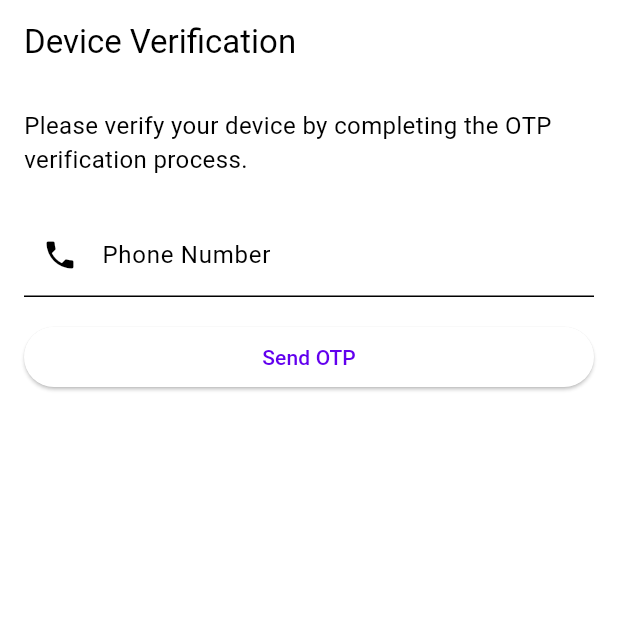
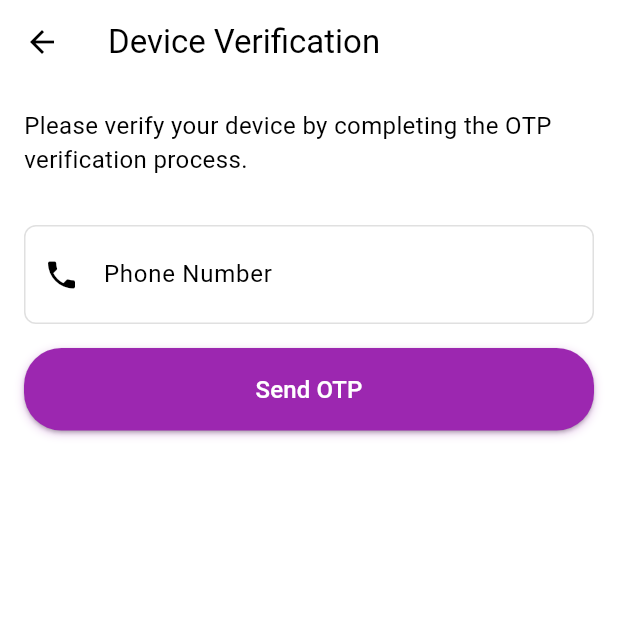
Before and after one commit to sdosecuritynl/IdentityConnectB-Mobile, a Flutter app: the OTPScreen screen opened directly with empty values, on a phone screen of 412 x 824 dp, the top half of it. Run offline on Flutter 3.47's test engine with Material 3 defaults, Android fonts, the phone set to English and light mode, and no system bars; our stand-ins replace device_info_plus, flutter_secure_storage, jwt_decoder, local_auth, shared_preferences, webview_flutter; missing offline and left inert: flutter_jailbreak_detection, flutter_web_auth_2; accounts and stored records are empty.

Commit message:
Add "resend" to the OTP screen

```diff
--- a/lib/screens/otp_screen.dart
+++ b/lib/screens/otp_screen.dart
@@ -1,6 +1,7 @@
 import 'package:flutter/material.dart';
 import '../services/auth_service.dart';
 import 'home_screen.dart';
+import 'dart:async';
 
 class OTPScreen extends StatefulWidget {
   final String email;
@@ -23,12 +24,29 @@ class _OTPScreenState extends State<OTPScreen> {
   bool _isLoading = false;
   bool _otpSent = false;
   String? _error;
+  int _resendTimer = 0;
+  Timer? _timer;
 
   @override
   void dispose() {
     _phoneController.dispose();
     _otpController.dispose();
+    _timer?.cancel();
     super.dispose();
+  }
+
+  void _startResendTimer() {
+    _resendTimer = 60;
+    _timer?.cancel();
+    _timer = Timer.periodic(const Duration(seconds: 1), (timer) {
+      if (_resendTimer > 0) {
+        setState(() {
+          _resendTimer--;
+        });
+      } else {
+        timer.cancel();
+      }
+    });
   }
 
   Future<void> _sendOTP() async {
@@ -53,6 +71,7 @@ class _OTPScreenState extends State<OTPScreen> {
           if (success) {
             _otpSent = true;
             _error = null;
+            _startResendTimer();
           } else {
             _error = 'Failed to send OTP. Please try again.';
           }
@@ -127,6 +146,10 @@ class _OTPScreenState extends State<OTPScreen> {
     return Scaffold(
       appBar: AppBar(
         title: const Text('Device Verification'),
+        leading: IconButton(
+          icon: const Icon(Icons.arrow_back),
+          onPressed: () => Navigator.of(context).pop(),
+        ),
       ),
       body: Padding(
         padding: const EdgeInsets.all(16.0),
@@ -137,52 +160,110 @@ class _OTPScreenState extends State<OTPScreen> {
               'Please verify your device by completing the OTP verification process.',
               style: TextStyle(fontSize: 16),
             ),
-            const SizedBox(height: 24),
-            TextField(
+            const SizedBox(height: 32),
+            Container(
+              decoration: BoxDecoration(
+                border: Border.all(color: Colors.grey.shade300),
+                borderRadius: BorderRadius.circular(8),
+              ),
+              child: TextField(
                 controller: _phoneController,
-              decoration: const InputDecoration(
+                decoration: InputDecoration(
                   labelText: 'Phone Number',
-                hintText: 'Enter your phone number',
-                prefixIcon: Icon(Icons.phone),
+                  prefixIcon: const Icon(Icons.phone),
+                  border: InputBorder.none,
+                  contentPadding: const EdgeInsets.symmetric(horizontal: 16, vertical: 12),
                 ),
                 keyboardType: TextInputType.phone,
-              enabled: !_otpSent && !_isLoading,
+                enabled: !_otpSent || _resendTimer == 0,
+              ),
             ),
             const SizedBox(height: 16),
             if (_otpSent) ...[
-              TextField(
+              Container(
+                decoration: BoxDecoration(
+                  border: Border.all(color: Colors.grey.shade300),
+                  borderRadius: BorderRadius.circular(8),
+                ),
+                child: TextField(
                   controller: _otpController,
-                decoration: const InputDecoration(
+                  decoration: InputDecoration(
                     labelText: 'OTP Code',
-                  hintText: 'Enter the OTP code',
-                  prefixIcon: Icon(Icons.lock),
+                    prefixIcon: const Icon(Icons.lock),
+                    border: InputBorder.none,
+                    contentPadding: const EdgeInsets.symmetric(horizontal: 16, vertical: 12),
                   ),
                   keyboardType: TextInputType.number,
-                enabled: !_isLoading,
                 ),
-              const SizedBox(height: 16),
+              ),
+              const SizedBox(height: 24),
             ],
-            if (_error != null) ...[
-              Text(
+            if (_error != null)
+              Padding(
+                padding: const EdgeInsets.only(bottom: 16),
+                child: Text(
                   _error!,
                   style: const TextStyle(color: Colors.red),
                 ),
-              const SizedBox(height: 16),
+              ),
+            Container(
+              decoration: BoxDecoration(
+                borderRadius: BorderRadius.circular(25),
+                boxShadow: [
+                  BoxShadow(
+                    color: Colors.purple.withOpacity(0.2),
+                    spreadRadius: 1,
+                    blurRadius: 4,
+                    offset: const Offset(0, 2),
+                  ),
                 ],
-            ElevatedButton(
-              onPressed: _isLoading
-                  ? null
-                  : _otpSent
-                      ? _verifyOTP
-                      : _sendOTP,
+              ),
+              child: ElevatedButton(
+                onPressed: _isLoading ? null : (_otpSent ? _verifyOTP : _sendOTP),
+                style: ElevatedButton.styleFrom(
+                  backgroundColor: Colors.purple,
+                  foregroundColor: Colors.white,
+                  padding: const EdgeInsets.symmetric(vertical: 16),
+                  shape: RoundedRectangleBorder(
+                    borderRadius: BorderRadius.circular(25),
+                  ),
+                ),
                 child: _isLoading
                     ? const SizedBox(
                         height: 20,
                         width: 20,
-                      child: CircularProgressIndicator(strokeWidth: 2),
+                        child: CircularProgressIndicator(
+                          strokeWidth: 2,
+                          valueColor: AlwaysStoppedAnimation<Color>(Colors.white),
+                        ),
                       )
-                  : Text(_otpSent ? 'Verify OTP' : 'Send OTP'),
+                    : Text(
+                        _otpSent ? 'Verify OTP' : 'Send OTP',
+                        style: const TextStyle(fontSize: 16),
                       ),
+              ),
+            ),
+            if (_otpSent) ...[
+              const SizedBox(height: 16),
+              if (_resendTimer > 0)
+                Text(
+                  'Resend OTP in ${_resendTimer}s',
+                  textAlign: TextAlign.center,
+                  style: const TextStyle(color: Colors.grey),
+                )
+              else
+                TextButton(
+                  onPressed: _sendOTP,
+                  style: TextButton.styleFrom(
+                    foregroundColor: Colors.purple,
+                    padding: const EdgeInsets.symmetric(vertical: 16),
+                  ),
+                  child: const Text(
+                    'Resend OTP',
+                    style: TextStyle(fontSize: 16),
+                  ),
+                ),
+            ],
           ],
         ),
       ),
```
Lines whose indentation alone changed are shown as unchanged.
